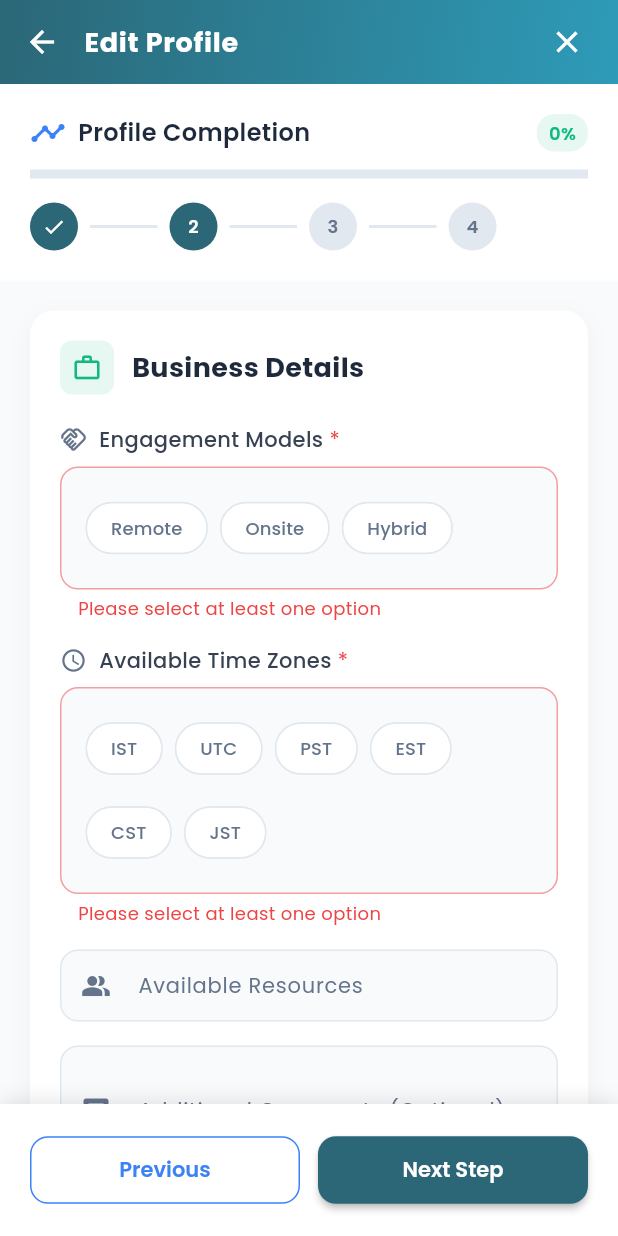
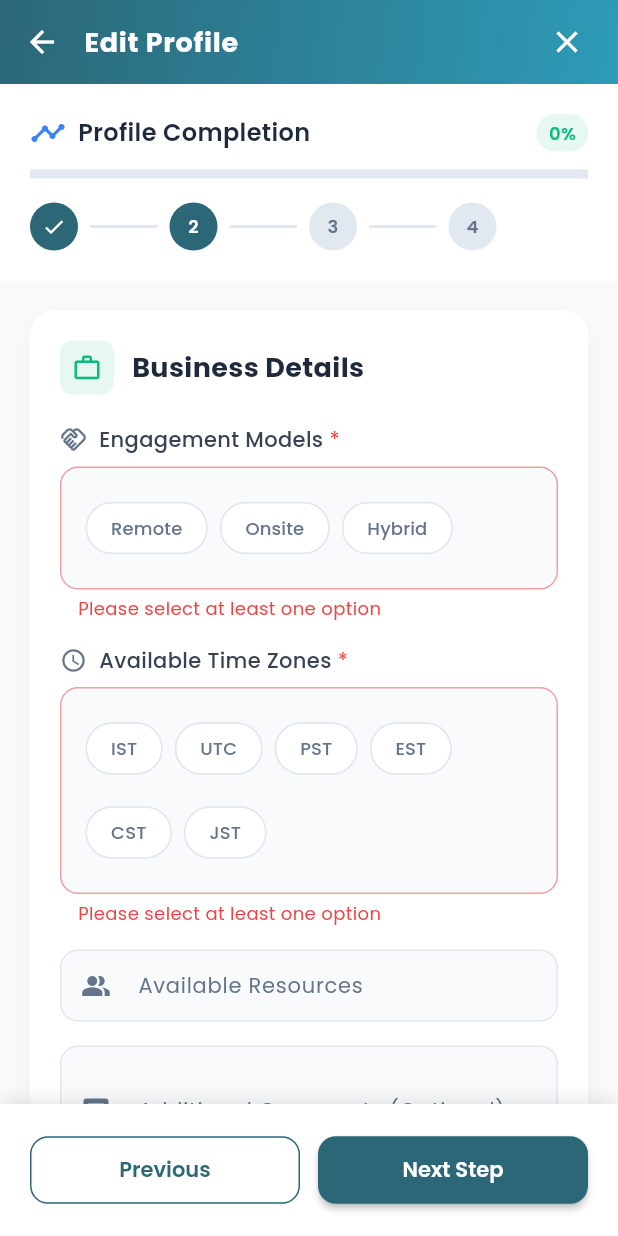
Before and after one commit to NikhilBarvadiya/augmento, a Flutter app: the ProfileEdit screen opened by its route, after a tap on "Next Step", on a phone screen of 412 x 824 dp. Run offline on Flutter 3.47's test engine with Material 3 defaults, Android fonts, the phone set to English and light mode, and no system bars; our stand-ins replace connectivity_plus, dio, file_picker, flutter_keyboard_visibility, fluttertoast, font_awesome_flutter and 3 more; accounts and stored records are empty; statements that could not run were skipped.

Commit message:
profile update is done...!

```diff
--- a/lib/views/dashboard/tabs/account/profile_edit/profile_edit.dart
+++ b/lib/views/dashboard/tabs/account/profile_edit/profile_edit.dart
@@ -425,13 +425,13 @@ class ProfileEdit extends StatelessWidget {
                 child: OutlinedButton(
                   onPressed: ctrl.previousStep,
                   style: OutlinedButton.styleFrom(
-                    side: const BorderSide(color: Color(0xFF3B82F6)),
+                    side: BorderSide(color: decoration.colorScheme.primary),
                     shape: RoundedRectangleBorder(borderRadius: BorderRadius.circular(12)),
                     padding: const EdgeInsets.symmetric(vertical: 12),
                   ),
-                  child: const Text(
+                  child: Text(
                     'Previous',
-                    style: TextStyle(color: Color(0xFF3B82F6), fontWeight: FontWeight.w600),
+                    style: TextStyle(color: decoration.colorScheme.primary, fontWeight: FontWeight.w600),
                   ),
                 ),
               ),
--- a/lib/views/dashboard/tabs/account/profile_edit/profile_edit_ctrl.dart
+++ b/lib/views/dashboard/tabs/account/profile_edit/profile_edit_ctrl.dart
@@ -1,3 +1,4 @@
+import 'dart:convert';
 import 'package:augmento/utils/config/session.dart';
 import 'package:augmento/utils/storage.dart';
 import 'package:augmento/utils/toaster.dart';
@@ -24,8 +25,7 @@ class ProfileEditCtrl extends GetxController {
   final bankBranchNameCtrl = TextEditingController();
   final gstNumberCtrl = TextEditingController();
 
-  var engagementModels = <String>[].obs;
-  var timeZones = <String>[].obs;
+  var engagementModels = <String>[].obs, timeZones = <String>[].obs;
   var panCard = Rx<PlatformFile?>(null), avatar = Rx<PlatformFile?>(null);
   var certificates = <PlatformFile>[].obs;
 
@@ -49,23 +49,33 @@ class ProfileEditCtrl extends GetxController {
 
   void loadUserData() {
     final user = read(AppSession.userData) ?? {};
-    companyCtrl.text = user['company'] ?? '';
-    websiteCtrl.text = user['website'] ?? '';
-    addressCtrl.text = user['address'] ?? '';
-    contactPersonCtrl.text = user['contactPerson'] ?? '';
-    designationCtrl.text = user['designation'] ?? '';
-    emailCtrl.text = user['email'] ?? '';
-    mobileCtrl.text = user['mobile'] ?? '';
+    companyCtrl.text = user['company']?.toString() ?? '';
+    websiteCtrl.text = user['website']?.toString() ?? '';
+    addressCtrl.text = user['address']?.toString() ?? '';
+    contactPersonCtrl.text = user['contactPerson']?.toString() ?? '';
+    designationCtrl.text = user['designation']?.toString() ?? '';
+    emailCtrl.text = user['email']?.toString() ?? '';
+    mobileCtrl.text = user['mobile']?.toString() ?? '';
     resourceCountCtrl.text = user['resourceCount']?.toString() ?? '';
-    commentsCtrl.text = user['comments'] ?? '';
-    bankAccountHolderNameCtrl.text = user['bankAccountHolderName'] ?? '';
-    bankAccountNumberCtrl.text = user['bankAccountNumber'] ?? '';
-    ifscCodeCtrl.text = user['ifscCode'] ?? '';
-    bankNameCtrl.text = user['bankName'] ?? '';
-    gstNumberCtrl.text = user['gstNumber'] ?? '';
-    bankBranchNameCtrl.text = user['bankBranchName'] ?? '';
-    engagementModels.addAll((user['engagementModels'] as List?)?.cast<String>() ?? []);
-    timeZones.addAll((user['timeZones'] as List?)?.cast<String>() ?? []);
+    commentsCtrl.text = user['comments']?.toString() ?? '';
+    gstNumberCtrl.text = user['gstNumber']?.toString() ?? '';
+    Map<String, dynamic>? bankDetails = jsonDecode(user['bankDetails']) as Map<String, dynamic>? ?? {};
+    bankAccountHolderNameCtrl.text = bankDetails['bankAccountHolderName']?.toString() ?? '';
+    bankAccountNumberCtrl.text = bankDetails['bankAccountNumber']?.toString() ?? '';
+    bankNameCtrl.text = bankDetails['bankName']?.toString() ?? '';
+    bankBranchNameCtrl.text = bankDetails['bankBranchName']?.toString() ?? '';
+    if (user['engagementModels'] is List) {
+      engagementModels.addAll((user['engagementModels'] as List).cast<String>().where((item) => item.trim().isNotEmpty));
+    } else if (user['engagementModels'] is String) {
+      final models = (user['engagementModels'] as String).split(',').map((e) => e.trim()).where((e) => e.isNotEmpty).toList();
+      engagementModels.addAll(models);
+    }
+    if (user['timeZones'] is List) {
+      timeZones.addAll((user['timeZones'] as List).cast<String>().where((item) => item.trim().isNotEmpty));
+    } else if (user['timeZones'] is String) {
+      final zones = (user['timeZones'] as String).split(',').map((e) => e.trim()).where((e) => e.isNotEmpty).toList();
+      timeZones.addAll(zones);
+    }
   }
 
   void calculateCompletion() {
@@ -181,10 +191,23 @@ class ProfileEditCtrl extends GetxController {
     calculateCompletion();
   }
 
+  bool isValidBankAccountNumber(String input) {
+    final RegExp regex = RegExp(r'^\d{9,18}$');
+    return regex.hasMatch(input);
+  }
+
+  bool isValidArray(List<String> items) {
+    return items.every((item) => item.trim().isNotEmpty);
+  }
+
   Future<void> updateProfile() async {
     if (!formKey.currentState!.validate()) {
       _triggerShake();
       toaster.warning('Please fix the errors in the form');
+      return;
+    }
+    if (!isValidBankAccountNumber(bankAccountNumberCtrl.text)) {
+      toaster.warning('Bank account number must be 9 to 18 digits');
       return;
     }
     if (panCard.value == null) {
@@ -192,31 +215,41 @@ class ProfileEditCtrl extends GetxController {
       toaster.warning('PAN Card is required');
       return;
     }
-    // if (gstValidationStatus.value != 'valid' && gstNumberCtrl.text.isNotEmpty) {
-    //   _triggerShake();
-    //   toaster.warning('Please validate GST number');
-    //   return;
-    // }
+    if (engagementModels.isNotEmpty && !isValidArray(engagementModels)) {
+      toaster.warning('Engagement models must contain valid, non-empty strings');
+      return;
+    }
+    if (timeZones.isNotEmpty && !isValidArray(timeZones)) {
+      toaster.warning('Time zones must contain valid, non-empty strings');
+      return;
+    }
+    if (gstValidationStatus.value != 'valid' && gstNumberCtrl.text.isNotEmpty) {
+      _triggerShake();
+      toaster.warning('Please validate GST number');
+      return;
+    }
     isLoading.value = true;
     try {
       final request = {
-        'company': companyCtrl.text,
-        'website': websiteCtrl.text,
-        'address': addressCtrl.text,
-        'contactPerson': contactPersonCtrl.text,
-        'designation': designationCtrl.text,
-        'email': emailCtrl.text,
-        'mobile': mobileCtrl.text,
-        'engagementModels': engagementModels.toList(),
-        'resourceCount': resourceCountCtrl.text,
-        'timeZones': timeZones.toList(),
-        'comments': commentsCtrl.text,
-        'bankAccountHolderName': bankAccountHolderNameCtrl.text,
-        'bankAccountNumber': bankAccountNumberCtrl.text,
-        'ifscCode': ifscCodeCtrl.text,
-        'bankName': bankNameCtrl.text,
-        'bankBranchName': bankBranchNameCtrl.text,
-        'gstNumber': gstNumberCtrl.text,
+        'company': companyCtrl.text.trim().isNotEmpty ? companyCtrl.text.trim() : null,
+        'website': websiteCtrl.text.trim().isNotEmpty ? websiteCtrl.text.trim() : '',
+        'address': addressCtrl.text.trim().isNotEmpty ? addressCtrl.text.trim() : null,
+        'contactPerson': contactPersonCtrl.text.trim().isNotEmpty ? contactPersonCtrl.text.trim() : null,
+        'designation': designationCtrl.text.trim().isNotEmpty ? designationCtrl.text.trim() : null,
+        'email': emailCtrl.text.trim().isNotEmpty ? emailCtrl.text.trim().toLowerCase() : null,
+        'mobile': mobileCtrl.text.trim().isNotEmpty ? mobileCtrl.text.trim() : null,
+        'engagementModels': jsonEncode(engagementModels.map((model) => model.trim()).toList()),
+        'resourceCount': resourceCountCtrl.text.trim().isNotEmpty ? int.tryParse(resourceCountCtrl.text.trim()) ?? 1 : 1,
+        'timeZones': jsonEncode(timeZones.map((model) => model.trim()).toList()),
+        'comments': commentsCtrl.text.trim().isNotEmpty ? commentsCtrl.text.trim() : '',
+        'gstNumber': gstNumberCtrl.text.trim().isNotEmpty ? gstNumberCtrl.text.trim() : null,
+        'bankDetails': jsonEncode({
+          'bankAccountHolderName': bankAccountHolderNameCtrl.text.trim().isNotEmpty ? bankAccountHolderNameCtrl.text.trim() : null,
+          'bankAccountNumber': bankAccountNumberCtrl.text.trim(),
+          'bankName': bankNameCtrl.text.trim(),
+          'ifscCode': ifscCodeCtrl.text.trim(),
+          'bankBranchName': bankBranchNameCtrl.text.trim().isNotEmpty ? bankBranchNameCtrl.text.trim() : null,
+        }),
       };
       await _authService.updateProfile(request, panCard.value, avatar.value, certificates);
     } catch (e) {
```
